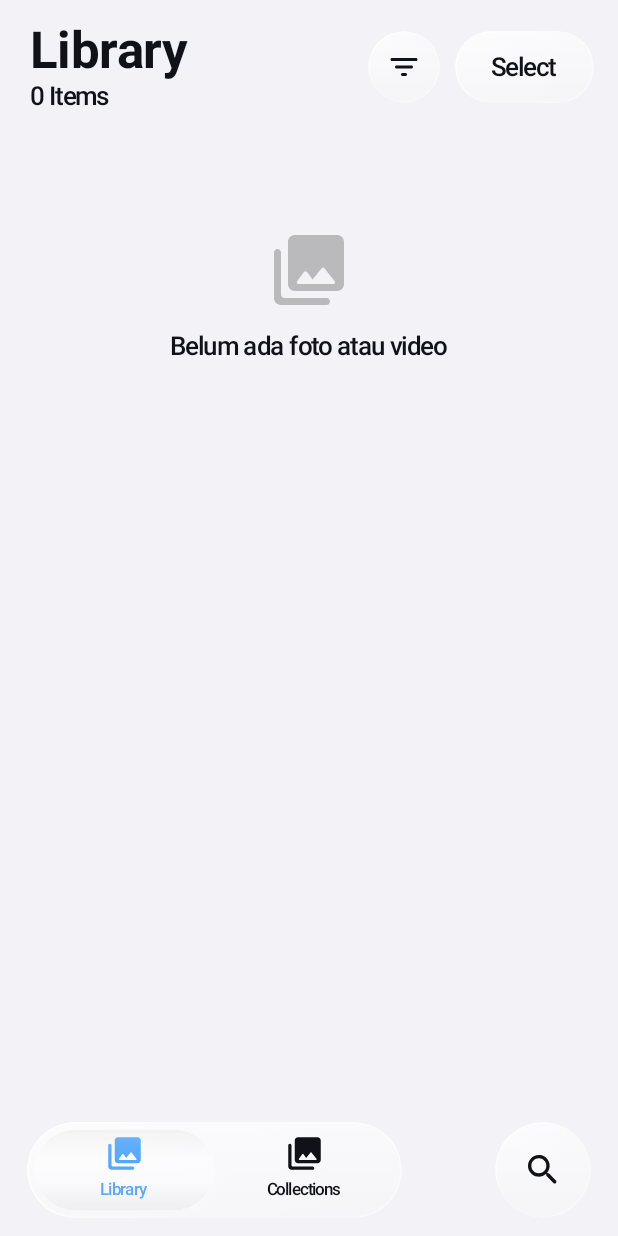
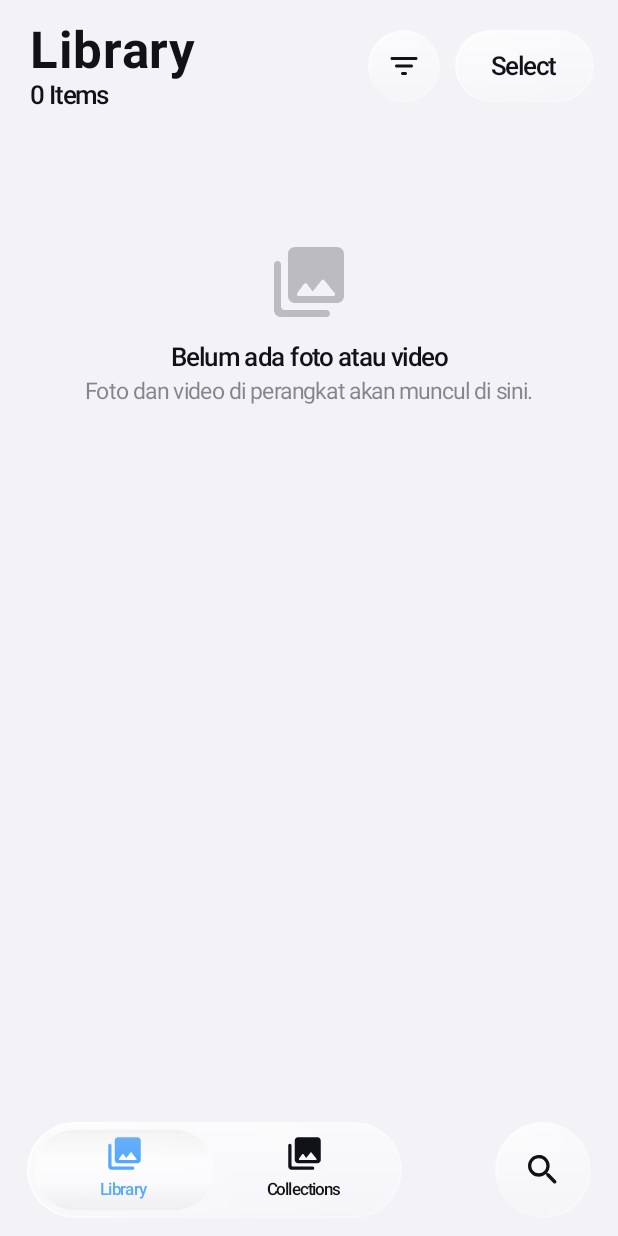
Before and after one commit to SenzaProject/SPPhotos, an Android app built with Jetpack Compose: the screen it shows after launch (MainActivity), on a phone screen of 412 x 824 dp. Run offline under Robolectric (Android 15) with nearby library versions, the phone set to English and light mode, and no system bars; libraries missing offline, so code that uses them is left out: java.io; Roboto replaces fonts that are not available here.

Commit message:
Photos v2.0

```diff
--- a/app/src/main/java/com/senza/spphotos/Collections.kt
+++ b/app/src/main/java/com/senza/spphotos/Collections.kt
@@ -115,10 +115,10 @@ fun CollectionsScreen(
     onMediaTypes: () -> Unit,
     onOpenGrid: (String, (Media) -> Boolean) -> Unit,
     onTrash: () -> Unit,
-    onSettings: () -> Unit
+    onSettings: () -> Unit,
+    listState: androidx.compose.foundation.lazy.LazyListState = androidx.compose.foundation.lazy.rememberLazyListState()
 ) {
     var utilOpen by rememberSaveable { mutableStateOf(true) }
-    val listState = androidx.compose.foundation.lazy.rememberLazyListState()
     var menu by remember { mutableStateOf(false) }
     LazyColumn(Modifier.fillMaxSize().edgeBlur(0.dp, edgeBottomH()).backdropSource(), state = listState, contentPadding = PaddingValues(bottom = 150.dp)) {
         item {
--- a/app/src/main/java/com/senza/spphotos/Data.kt
+++ b/app/src/main/java/com/senza/spphotos/Data.kt
@@ -14,7 +14,9 @@ import androidx.compose.runtime.mutableStateOf
 import androidx.compose.runtime.setValue
 import androidx.lifecycle.AndroidViewModel
 import androidx.lifecycle.viewModelScope
+import kotlinx.coroutines.CancellationException
 import kotlinx.coroutines.Dispatchers
+import kotlinx.coroutines.Job
 import kotlinx.coroutines.launch
 import kotlinx.coroutines.withContext
 import org.json.JSONArray
@@ -185,6 +187,9 @@ class GalleryVM(app: Application) : AndroidViewModel(app) {
     var media by mutableStateOf<List<Media>>(emptyList()); private set
     var trashed by mutableStateOf<List<Media>>(emptyList()); private set
     var loaded by mutableStateOf(false); private set
+    /** true jika pembacaan MediaStore gagal; UI menampilkan state error + "Coba lagi". */
+    var loadError by mutableStateOf(false); private set
+    private var loadJob: Job? = null
     var favs by mutableStateOf(store.favorites()); private set
     var albums by mutableStateOf<Map<String, Set<Long>>>(store.albums()); private set
     var recents by mutableStateOf(store.recents); private set
@@ -198,12 +203,21 @@ class GalleryVM(app: Application) : AndroidViewModel(app) {
     var blurScroll by mutableStateOf(store.blurScroll); private set
 
     fun load() {
-        viewModelScope.launch {
-            val app = getApplication<Application>()
-            val l = withContext(Dispatchers.IO) { MediaRepo.load(app) }
-            val t = withContext(Dispatchers.IO) { MediaRepo.load(app, true) }
-            media = l
-            trashed = t
+        // Batalkan pemuatan sebelumnya agar hasil lama tidak menimpa hasil baru (mis. ON_RESUME berturut-turut).
+        loadJob?.cancel()
+        loadJob = viewModelScope.launch {
+            try {
+                val app = getApplication<Application>()
+                val l = withContext(Dispatchers.IO) { MediaRepo.load(app) }
+                val t = withContext(Dispatchers.IO) { MediaRepo.load(app, true) }
+                media = l
+                trashed = t
+                loadError = false
+            } catch (e: CancellationException) {
+                throw e
+            } catch (e: Throwable) {
+                loadError = true
+            }
             loaded = true
         }
     }
--- a/app/src/main/java/com/senza/spphotos/DesignSystem.kt
+++ b/app/src/main/java/com/senza/spphotos/DesignSystem.kt
@@ -11,6 +11,12 @@ import androidx.compose.foundation.layout.Box
 import androidx.compose.foundation.layout.Column
 import androidx.compose.foundation.layout.ColumnScope
 import androidx.compose.foundation.layout.Row
+import androidx.compose.foundation.layout.Spacer
+import androidx.compose.foundation.layout.height
+import androidx.compose.foundation.layout.size
+import androidx.compose.material3.Icon
+import androidx.compose.ui.graphics.vector.ImageVector
+import androidx.compose.ui.text.style.TextAlign
 import androidx.compose.foundation.layout.defaultMinSize
 import androidx.compose.foundation.layout.fillMaxWidth
 import androidx.compose.foundation.layout.padding
@@ -257,3 +263,32 @@ fun GroupedCard(modifier: Modifier = Modifier, content: @Composable ColumnScope.
         content = content
     )
 }
+
+/** Keadaan kosong / error / izin: ikon, judul, penjelasan, dan satu aksi opsional. */
+@Composable
+fun StateView(
+    icon: ImageVector,
+    title: String,
+    message: String? = null,
+    modifier: Modifier = Modifier,
+    actionText: String? = null,
+    onAction: (() -> Unit)? = null
+) {
+    val c = PhotosTheme.colors
+    Column(
+        modifier.fillMaxWidth().padding(Space.xxl),
+        horizontalAlignment = Alignment.CenterHorizontally
+    ) {
+        Icon(icon, null, Modifier.size(56.dp), tint = c.tertiaryLabel)
+        Spacer(Modifier.height(Space.md))
+        Text(title, style = PhotosType.headline, color = c.label, textAlign = TextAlign.Center)
+        if (message != null) {
+            Spacer(Modifier.height(Space.xs))
+            Text(message, style = PhotosType.subhead, color = c.secondaryLabel, textAlign = TextAlign.Center)
+        }
+        if (actionText != null && onAction != null) {
+            Spacer(Modifier.height(Space.lg))
+            PillButton(actionText, onAction, prominent = true)
+        }
+    }
+}
--- a/app/src/main/java/com/senza/spphotos/Library.kt
+++ b/app/src/main/java/com/senza/spphotos/Library.kt
@@ -57,6 +57,7 @@ import androidx.compose.ui.graphics.Color
 import androidx.compose.ui.input.pointer.PointerEventPass
 import androidx.compose.ui.input.pointer.pointerInput
 import androidx.compose.ui.text.font.FontWeight
+import androidx.compose.material.icons.rounded.ErrorOutline
 import androidx.compose.ui.unit.dp
 import androidx.compose.ui.unit.sp
 import java.text.NumberFormat
@@ -205,16 +206,27 @@ fun LibraryScreen(
                     verticalArrangement = Arrangement.spacedBy(1.dp)
                 ) {
                     if (!vm.loaded) {
-                        items(count = 30) { Box(Modifier.aspectRatio(1f).background(Color(0x22888888))) }
+                        items(count = 30) { Box(Modifier.aspectRatio(1f).background(PhotosTheme.colors.fillSubtle)) }
                     } else if (items.isEmpty()) {
                         item(key = "empty", span = { GridItemSpan(maxLineSpan) }) {
-                            Column(
-                                Modifier.fillMaxWidth().padding(48.dp),
-                                horizontalAlignment = Alignment.CenterHorizontally
-                            ) {
-                                Icon(Icons.Rounded.PhotoLibrary, null, Modifier.size(56.dp), tint = Color(0x88888888))
-                                Spacer(Modifier.height(12.dp))
-                                Text("Belum ada foto atau video", fontWeight = FontWeight.SemiBold)
+                            when {
+                                vm.loadError -> StateView(
+                                    Icons.Rounded.ErrorOutline, "Tidak bisa memuat galeri",
+                                    "Terjadi kesalahan saat membaca foto dan video.",
+                                    Modifier.padding(top = Space.xxl),
+                                    actionText = "Coba lagi", onAction = { vm.load() }
+                                )
+                                filter != 0 -> StateView(
+                                    Icons.Rounded.PhotoLibrary, "Tidak ada hasil",
+                                    "Tidak ada item yang cocok dengan filter ini.",
+                                    Modifier.padding(top = Space.xxl),
+                                    actionText = "Tampilkan semua", onAction = { onFilter(0) }
+                                )
+                                else -> StateView(
+                                    Icons.Rounded.PhotoLibrary, "Belum ada foto atau video",
+                                    "Foto dan video di perangkat akan muncul di sini.",
+                                    Modifier.padding(top = Space.xxl)
+                                )
                             }
                         }
                     }
@@ -244,10 +256,10 @@ fun LibraryScreen(
                 horizontalArrangement = Arrangement.spacedBy(10.dp)
             ) {
                 Column(Modifier.weight(1f)) {
-                    Text("Library", fontSize = 34.sp, fontWeight = FontWeight.Bold)
+                    Text("Library", style = PhotosType.largeTitle)
                     Text(
                         if (mode == 2) subtitle else if (mode == 0) "Years" else "Months",
-                        fontSize = 17.sp, fontWeight = FontWeight.SemiBold
+                        style = PhotosType.headline
                     )
                 }
                 Box {
@@ -271,7 +283,7 @@ fun LibraryScreen(
                         Modifier.clickable(onClick = onToggleSelect).padding(horizontal = 24.dp).height(48.dp),
                         contentAlignment = Alignment.Center
                     ) {
-                        Text(if (selecting) "Done" else "Select", fontSize = 17.sp, fontWeight = FontWeight.Medium)
+                        Text(if (selecting) "Done" else "Select", style = PhotosType.body.copy(fontWeight = FontWeight.Medium))
                     }
                 }
             }
--- a/app/src/main/java/com/senza/spphotos/Nav.kt
+++ b/app/src/main/java/com/senza/spphotos/Nav.kt
@@ -11,6 +11,13 @@ import android.graphics.RuntimeShader
 import android.os.Build
 import androidx.annotation.RequiresApi
 import androidx.compose.animation.core.Animatable
+import androidx.compose.animation.core.AnimationSpec
+import androidx.compose.animation.core.tween
+import androidx.compose.ui.semantics.Role
+import androidx.compose.ui.semantics.onClick
+import androidx.compose.ui.semantics.role
+import androidx.compose.ui.semantics.selected
+import androidx.compose.ui.semantics.semantics
 import androidx.compose.animation.core.Spring
 import androidx.compose.animation.core.animateFloatAsState
 import androidx.compose.animation.core.spring
@@ -207,6 +214,8 @@ fun LiquidSelector(
     val haptic = LocalHapticFeedback.current
     val g = LocalGlass.current
     val n = items.size
+    // Reduce Motion → tween pendek tanpa pantulan; selain itu pegas "jelly" asli.
+    fun <T> sp(d: Float, st: Float): AnimationSpec<T> = if (g.reduced) tween(90) else spring(dampingRatio = d, stiffness = st)
     var widthPx by remember { mutableFloatStateOf(0f) }
     var pressed by remember { mutableStateOf(false) }
     var ready by remember { mutableStateOf(false) }
@@ -226,13 +235,13 @@ fun LiquidSelector(
             if (!ready) {
                 x.snapTo(centerOf(selected)); ready = true
             } else {
-                x.animateTo(centerOf(selected), spring(dampingRatio = 0.55f, stiffness = Spring.StiffnessMediumLow))
+                x.animateTo(centerOf(selected), sp(0.55f, Spring.StiffnessMediumLow))
             }
         }
     }
     val press by animateFloatAsState(
         if (pressed) 1f else 0f,
-        spring(dampingRatio = 0.5f, stiffness = Spring.StiffnessMedium), label = "lens"
+        sp(0.5f, Spring.StiffnessMedium), label = "lens"
     )
     val nearIdx by remember(slotW) { derivedStateOf { nearest(x.value) } }
 
@@ -255,7 +264,7 @@ fun LiquidSelector(
                     val maxC = centerOf(n - 1)
                     fingerX = px.coerceIn(minC, maxC)
                     scope.launch {
-                        x.animateTo(fingerX, spring(dampingRatio = 0.6f, stiffness = Spring.StiffnessMedium))
+                        x.animateTo(fingerX, sp(0.6f, Spring.StiffnessMedium))
                     }
                     var last = nearest(px)
                     do {
@@ -265,7 +274,7 @@ fun LiquidSelector(
                         val tx = px.coerceIn(minC, maxC)
                         fingerX = tx
                         scope.launch {
-                            x.animateTo(tx, spring(dampingRatio = 0.62f, stiffness = Spring.StiffnessMedium))
+                            x.animateTo(tx, sp(0.62f, Spring.StiffnessMedium))
                         }
                         val nr = nearest(px)
                         if (nr != last) {
@@ -279,7 +288,7 @@ fun LiquidSelector(
                     onSelect(idx)
                     fingerX = centerOf(idx)
                     scope.launch {
-                        x.animateTo(centerOf(idx), spring(dampingRatio = 0.5f, stiffness = Spring.StiffnessMediumLow))
+                        x.animateTo(centerOf(idx), sp(0.5f, Spring.StiffnessMediumLow))
                     }
                 }
             }
@@ -313,7 +322,12 @@ fun LiquidSelector(
                 val under = press > 0.25f && i == nearIdx
                 val tint = if (under || (sel && press <= 0.25f)) Accent else LocalContentColor.current
                 Column(
-                    Modifier.weight(1f).fillMaxHeight(),
+                    Modifier.weight(1f).fillMaxHeight()
+                        .semantics(mergeDescendants = true) {
+                            role = Role.Tab
+                            this.selected = i == selected
+                            onClick(item.label) { onSelect(i); true }
+                        },
                     horizontalAlignment = Alignment.CenterHorizontally,
                     verticalArrangement = Arrangement.Center
                 ) {
@@ -392,9 +406,10 @@ fun GlassRoundButton(
 ) {
     val src = remember { MutableInteractionSource() }
     val pressed by src.collectIsPressedAsState()
+    val reduced = LocalGlass.current.reduced
     val sc by animateFloatAsState(
         if (pressed) 1.18f else 1f,
-        spring(dampingRatio = 0.45f, stiffness = Spring.StiffnessMedium), label = "round"
+        if (reduced) tween(90) else spring(dampingRatio = 0.45f, stiffness = Spring.StiffnessMedium), label = "round"
     )
     Glass(
         modifier.size(size).graphicsLayer { scaleX = sc; scaleY = sc },
@@ -402,7 +417,7 @@ fun GlassRoundButton(
         behindBlur = true
     ) {
         Box(
-            Modifier.fillMaxSize().clickable(interactionSource = src, indication = null, onClick = onClick),
+            Modifier.fillMaxSize().clickable(interactionSource = src, indication = null, role = Role.Button, onClick = onClick),
             contentAlignment = Alignment.Center
         ) {
             Icon(
--- a/app/src/main/java/com/senza/spphotos/Root.kt
+++ b/app/src/main/java/com/senza/spphotos/Root.kt
@@ -28,7 +28,9 @@ import androidx.activity.result.contract.ActivityResultContracts
 import androidx.compose.animation.AnimatedVisibility
 import androidx.compose.animation.ExitTransition
 import androidx.compose.animation.core.MutableTransitionState
+import androidx.compose.animation.core.Animatable
 import androidx.compose.animation.core.tween
+import androidx.compose.ui.graphics.graphicsLayer
 import androidx.compose.animation.fadeIn
 import androidx.compose.animation.scaleIn
 import androidx.compose.foundation.background
@@ -120,6 +122,14 @@ private fun EnterAnim(reduce: Boolean, content: @Composable () -> Unit) {
     ) { Box(Modifier.fillMaxSize()) { content() } }
 }
 
+/** Fade-in singkat saat berpindah tab utama (hanya layar yang masuk; Reduce Motion = langsung tampil). */
+@Composable
+private fun TabEnter(reduce: Boolean, content: @Composable () -> Unit) {
+    val a = remember { Animatable(if (reduce) 1f else 0f) }
+    LaunchedEffect(Unit) { if (!reduce) a.animateTo(1f, tween(Motion.FADE_MS)) }
+    Box(Modifier.fillMaxSize().graphicsLayer { alpha = a.value }) { content() }
+}
+
 /** Media dari URI luar MediaStore (mis. FileProvider aplikasi lain). */
 fun adhocMedia(ctx: Context, uri: Uri): Media {
     var name = uri.lastPathSegment ?: "media"
@@ -195,6 +205,7 @@ fun SPPhotosRoot(
     var filter by rememberSaveable { mutableIntStateOf(0) }
     var sortAdded by rememberSaveable { mutableStateOf(false) }
     val libState = rememberLazyGridState()
+    val collState = rememberLazyListState()
     val backdropLayer = rememberGraphicsLayer()
     val backdrop = remember(backdropLayer) { BackdropState(backdropLayer) }
     val backdropOn = vm.blurOn && !vm.reduce
@@ -304,6 +315,7 @@ fun SPPhotosRoot(
 
     Box(Modifier.fillMaxSize().background(MaterialTheme.colorScheme.background)) {
         CompositionLocalProvider(LocalBackdrop provides (if (backdropOn) backdrop else null)) {
+        key(searching, main) { TabEnter(vm.reduce) {
         when {
             searching -> SearchScreen(vm, selecting, selected, onTile, onLong)
             main == 0 -> LibraryScreen(
@@ -321,9 +333,11 @@ fun SPPhotosRoot(
                 onMediaTypes = { stack.add(Overlay.MediaTypes) },
                 onOpenGrid = openGrid,
                 onTrash = { stack.add(Overlay.Trash) },
-                onSettings = { stack.add(Overlay.Settings) }
+                onSettings = { stack.add(Overlay.Settings) },
+                listState = collState
             )
         }
+        } }
 
         if (showNav || showSel) {
             val botH = WindowInsets.navigationBars.asPaddingValues().calculateBottomPadding() + 118.dp
```
Also changed, not shown: app/src/main/java/com/senza/spphotos/MainActivity.kt (+16 -11 lines), 1 other file.
